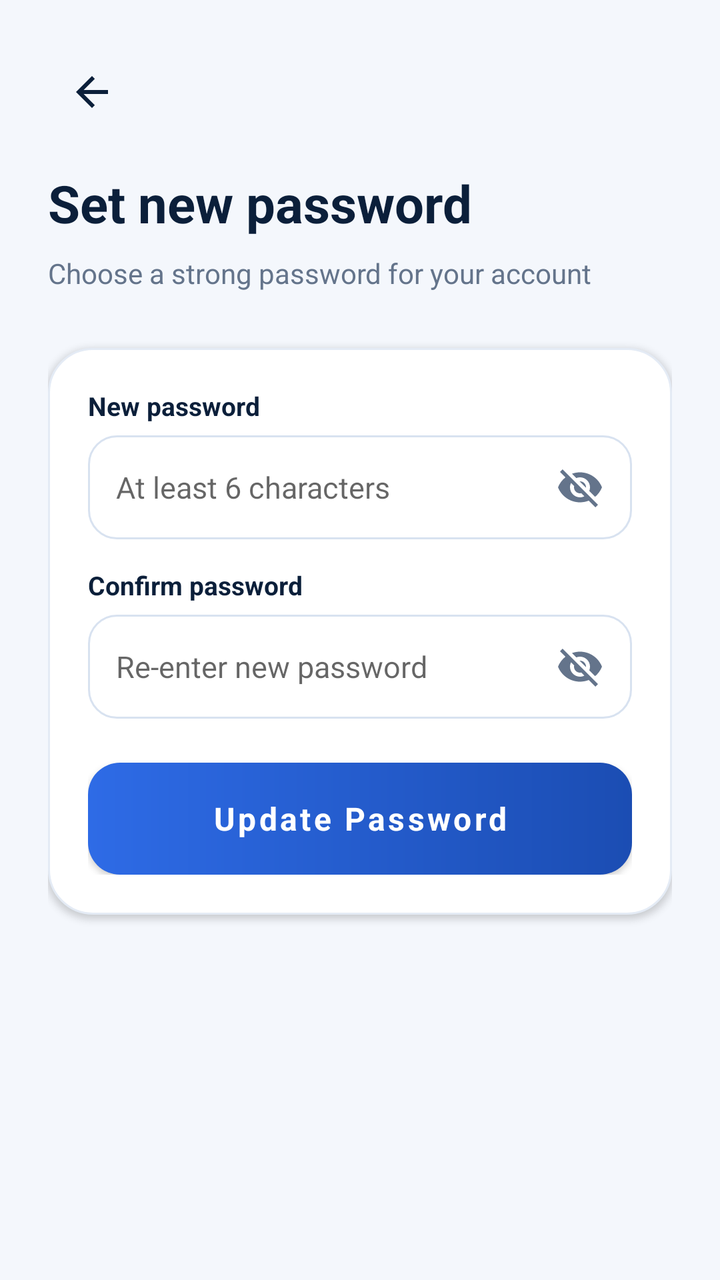
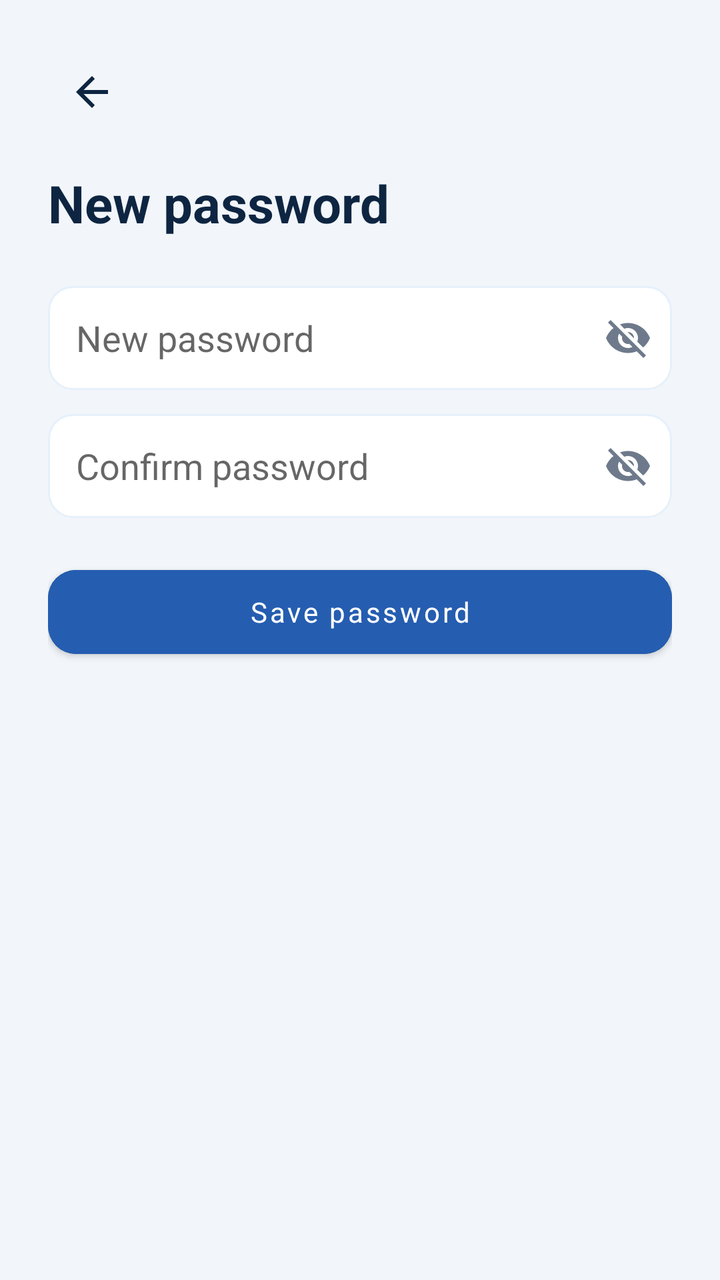

Compare the two renders of this Android layout. The source of the first and the diff that turns it into the second are given below.
<!-- AndroidManifest.xml: application theme Theme.CSUCensus -->
<!-- res/layout/activity_new_password.xml -->
<?xml version="1.0" encoding="utf-8"?>
<ScrollView
    xmlns:android="http://schemas.android.com/apk/res/android"
    xmlns:app="http://schemas.android.com/apk/res-auto"
    android:layout_width="match_parent"
    android:layout_height="match_parent"
    android:background="@color/background"
    android:fillViewport="true"
    android:scrollbars="none"
    >
    <LinearLayout
        android:layout_width="match_parent"
        android:layout_height="wrap_content"
        android:orientation="vertical"
        android:padding="24dp"
        >
        <ImageButton
            android:id="@+id/btnBack"
            android:layout_width="44dp"
            android:layout_height="44dp"
            android:src="@drawable/ic_back"
            android:background="?attr/selectableItemBackgroundBorderless"
            android:contentDescription="Back"
            app:tint="@color/navy" />
        <TextView
            android:layout_width="wrap_content"
            android:layout_height="wrap_content"
            android:text="Set new password"
            android:textSize="26sp"
            android:textStyle="bold"
            android:textColor="@color/navy"
            android:layout_marginTop="16dp" />
        <TextView
            android:layout_width="wrap_content"
            android:layout_height="wrap_content"
            android:text="Choose a strong password for your account"
            android:textColor="@color/muted"
            android:textSize="14sp"
            android:layout_marginTop="8dp" />
        <LinearLayout
            android:layout_width="match_parent"
            android:layout_height="wrap_content"
            android:orientation="vertical"
            android:background="@drawable/bg_card"
            android:padding="20dp"
            android:layout_marginTop="28dp"
            android:elevation="2dp"
            >
            <TextView
                android:layout_width="wrap_content"
                android:layout_height="wrap_content"
                android:text="New password"
                android:textColor="@color/navy"
                android:textStyle="bold"
                android:textSize="13sp" />
            <FrameLayout
                android:layout_width="match_parent"
                android:layout_height="52dp"
                android:layout_marginTop="6dp"
                >
                <EditText
                    android:id="@+id/etNewPassword"
                    android:layout_width="match_parent"
                    android:layout_height="match_parent"
                    android:hint="At least 6 characters"
                    android:inputType="textPassword"
                    android:paddingHorizontal="14dp"
                    android:paddingEnd="48dp"
                    android:background="@drawable/bg_input"
                    android:textColor="@color/navy"
                    android:textSize="15sp" />
                <ImageButton
                    android:id="@+id/btnToggleNew"
                    android:layout_width="44dp"
                    android:layout_height="44dp"
                    android:layout_gravity="end|center_vertical"
                    android:layout_marginEnd="4dp"
                    android:src="@drawable/ic_eye_off"
                    android:background="?attr/selectableItemBackgroundBorderless"
                    android:contentDescription="Toggle password"
                    app:tint="@color/muted" />
            </FrameLayout>
            <TextView
                android:layout_width="wrap_content"
                android:layout_height="wrap_content"
                android:text="Confirm password"
                android:textColor="@color/navy"
                android:textStyle="bold"
                android:textSize="13sp"
                android:layout_marginTop="14dp" />
            <FrameLayout
                android:layout_width="match_parent"
                android:layout_height="52dp"
                android:layout_marginTop="6dp"
                >
                <EditText
                    android:id="@+id/etConfirmPassword"
                    android:layout_width="match_parent"
                    android:layout_height="match_parent"
                    android:hint="Re-enter new password"
                    android:inputType="textPassword"
                    android:paddingHorizontal="14dp"
                    android:paddingEnd="48dp"
                    android:background="@drawable/bg_input"
                    android:textColor="@color/navy"
                    android:textSize="15sp" />
                <ImageButton
                    android:id="@+id/btnToggleConfirm"
                    android:layout_width="44dp"
                    android:layout_height="44dp"
                    android:layout_gravity="end|center_vertical"
                    android:layout_marginEnd="4dp"
                    android:src="@drawable/ic_eye_off"
                    android:background="?attr/selectableItemBackgroundBorderless"
                    android:contentDescription="Toggle password"
                    app:tint="@color/muted" />
            </FrameLayout>
            <com.google.android.material.button.MaterialButton
                android:id="@+id/btnUpdatePassword"
                android:layout_width="match_parent"
                android:layout_height="56dp"
                android:text="Update Password"
                android:textAllCaps="false"
                android:textSize="16sp"
                android:textStyle="bold"
                android:background="@drawable/bg_primary_button"
                app:backgroundTint="@null"
                android:layout_marginTop="22dp"
                app:cornerRadius="16dp" />
        </LinearLayout>
    </LinearLayout>
</ScrollView>
<!-- resources referenced by this layout -->
<resources>
  <color name="background">#F4F7FC</color>
  <color name="muted">#64748B</color>
  <color name="navy">#0B1F3A</color>
  <!-- drawable bg_card (drawable) -->
  <?xml version="1.0" encoding="utf-8"?>
  <shape xmlns:android="http://schemas.android.com/apk/res/android">
      <solid android:color="@color/white" />
      <corners android:radius="22dp" />
      <stroke android:width="1dp" android:color="@color/line" />
  </shape>
  <!-- drawable bg_input (drawable) -->
  <?xml version="1.0" encoding="utf-8"?>
  <selector xmlns:android="http://schemas.android.com/apk/res/android">
      <item android:state_focused="true">
          <shape>
              <solid android:color="@color/white" />
              <corners android:radius="14dp" />
              <stroke android:width="2dp" android:color="@color/blue" />
          </shape>
      </item>
      <item>
          <shape>
              <solid android:color="@color/white" />
              <corners android:radius="14dp" />
              <stroke android:width="1dp" android:color="@color/input_stroke" />
          </shape>
      </item>
  </selector>
  <!-- drawable bg_primary_button (drawable) -->
  <?xml version="1.0" encoding="utf-8"?>
  <ripple xmlns:android="http://schemas.android.com/apk/res/android"
      android:color="#33FFFFFF">
      <item>
          <shape>
              <gradient
                  android:startColor="@color/blue"
                  android:endColor="@color/blue_dark"
                  android:angle="0" />
              <corners android:radius="16dp" />
          </shape>
      </item>
  </ripple>
  <!-- drawable ic_back (drawable) -->
  <?xml version="1.0" encoding="utf-8"?>
  <vector xmlns:android="http://schemas.android.com/apk/res/android"
      android:width="24dp" android:height="24dp"
      android:viewportWidth="24" android:viewportHeight="24">
      <path android:fillColor="#0E2542"
          android:pathData="M20,11H7.83l5.59,-5.59L12,4l-8,8 8,8 1.41,-1.41L7.83,13H20v-2z"/>
  </vector>
  <!-- drawable ic_eye_off (drawable) -->
  <?xml version="1.0" encoding="utf-8"?>
  <vector xmlns:android="http://schemas.android.com/apk/res/android"
      android:width="24dp" android:height="24dp"
      android:viewportWidth="24" android:viewportHeight="24">
      <path android:fillColor="#6E7A8C"
          android:pathData="M12,7c2.76,0 5,2.24 5,5 0,0.65 -0.13,1.26 -0.36,1.83l2.92,2.92c1.51,-1.26 2.7,-2.89 3.43,-4.75 -1.73,-4.39 -6,-7.5 -11,-7.5 -1.4,0 -2.74,0.25 -3.98,0.7l2.16,2.16C10.74,7.13 11.35,7 12,7zM2,4.27l2.28,2.28 0.46,0.46C3.08,8.3 1.78,10.02 1,12c1.73,4.39 6,7.5 11,7.5 1.55,0 3.03,-0.3 4.38,-0.84l0.42,0.42L19.73,22 21,20.73 3.27,3 2,4.27zM7.53,9.8l1.55,1.55c-0.05,0.21 -0.08,0.43 -0.08,0.65 0,1.66 1.34,3 3,3 0.22,0 0.44,-0.03 0.65,-0.08l1.55,1.55c-0.67,0.33 -1.41,0.53 -2.2,0.53 -2.76,0 -5,-2.24 -5,-5 0,-0.79 0.2,-1.53 0.53,-2.2zM11.84,9.02l3.15,3.15 0.02,-0.16c0,-1.66 -1.34,-3 -3,-3l-0.17,0.01z"/>
  </vector>
  <style name="Theme.CSUCensus" parent="Theme.MaterialComponents.DayNight.NoActionBar">
          <item name="colorPrimary">@color/blue</item>
          <item name="colorPrimaryVariant">@color/blue_dark</item>
          <item name="colorSecondary">@color/green</item>
          <item name="colorOnPrimary">@color/white</item>
          <item name="android:fontFamily">sans-serif</item>
          <item name="android:windowLightStatusBar">true</item>
          <item name="android:statusBarColor">@android:color/transparent</item>
          <item name="android:navigationBarColor">@color/white</item>
          <item name="android:windowLightNavigationBar">true</item>
          <item name="android:windowBackground">@color/background</item>
      </style>
  <color name="white">#FFFFFF</color>
  <color name="line">#E4EBF5</color>
  <color name="blue">#2E6BE6</color>
  <color name="input_stroke">#D8E2F0</color>
  <color name="blue_dark">#1B4DB3</color>
  <color name="green">#1FA971</color>
</resources>

<!-- the commit's change to res/layout/activity_new_password.xml (unified diff, before → after) -->
@@ -1,132 +1,82 @@
 <?xml version="1.0" encoding="utf-8"?>
-<ScrollView
-    xmlns:android="http://schemas.android.com/apk/res/android"
+<LinearLayout xmlns:android="http://schemas.android.com/apk/res/android"
     xmlns:app="http://schemas.android.com/apk/res-auto"
     android:layout_width="match_parent"
     android:layout_height="match_parent"
+    android:orientation="vertical"
     android:background="@color/background"
-    android:fillViewport="true"
-    android:scrollbars="none"
-    >
-    <LinearLayout
+    android:padding="24dp">
+    <ImageButton
+        android:id="@+id/btnBack"
+        android:layout_width="44dp"
+        android:layout_height="44dp"
+        android:src="@drawable/ic_back"
+        android:background="?attr/selectableItemBackgroundBorderless"
+        app:tint="@color/navy"
+        android:contentDescription="Back" />
+    <TextView
+        android:layout_width="wrap_content"
+        android:layout_height="wrap_content"
+        android:text="New password"
+        android:textSize="26sp"
+        android:textStyle="bold"
+        android:textColor="@color/navy"
+        android:layout_marginTop="16dp" />
+    <FrameLayout
         android:layout_width="match_parent"
-        android:layout_height="wrap_content"
-        android:orientation="vertical"
-        android:padding="24dp"
-        >
+        android:layout_height="52dp"
+        android:layout_marginTop="24dp">
+        <EditText
+            android:id="@+id/etNewPassword"
+            android:layout_width="match_parent"
+            android:layout_height="match_parent"
+            android:hint="New password"
+            android:inputType="textPassword"
+            android:paddingHorizontal="14dp"
+            android:paddingEnd="48dp"
+            android:background="@drawable/bg_input"
+            android:textColor="@color/navy" />
         <ImageButton
-            android:id="@+id/btnBack"
+            android:id="@+id/btnTogglePassword"
             android:layout_width="44dp"
             android:layout_height="44dp"
-            android:src="@drawable/ic_back"
+            android:layout_gravity="end|center_vertical"
+            android:src="@drawable/ic_eye_off"
             android:background="?attr/selectableItemBackgroundBorderless"
-            android:contentDescription="Back"
-            app:tint="@color/navy" />
-        <TextView
-            android:layout_width="wrap_content"
-            android:layout_height="wrap_content"
-            android:text="Set new password"
-            android:textSize="26sp"
-            android:textStyle="bold"
-            android:textColor="@color/navy"
-            android:layout_marginTop="16dp" />
-        <TextView
-            android:layout_width="wrap_content"
-            android:layout_height="wrap_content"
-            android:text="Choose a strong password for your account"
-            android:textColor="@color/muted"
-            android:textSize="14sp"
-            android:layout_marginTop="8dp" />
-        <LinearLayout
+            app:tint="@color/muted"
+            android:contentDescription="Toggle" />
+    </FrameLayout>
+    <FrameLayout
+        android:layout_width="match_parent"
+        android:layout_height="52dp"
+        android:layout_marginTop="12dp">
+        <EditText
+            android:id="@+id/etConfirmPassword"
             android:layout_width="match_parent"
-            android:layout_height="wrap_content"
-            android:orientation="vertical"
-            android:background="@drawable/bg_card"
-            android:padding="20dp"
-            android:layout_marginTop="28dp"
-            android:elevation="2dp"
-            >
-            <TextView
-                android:layout_width="wrap_content"
-                android:layout_height="wrap_content"
-                android:text="New password"
-                android:textColor="@color/navy"
-                android:textStyle="bold"
-                android:textSize="13sp" />
-            <FrameLayout
-                android:layout_width="match_parent"
-                android:layout_height="52dp"
-                android:layout_marginTop="6dp"
-                >
-                <EditText
-                    android:id="@+id/etNewPassword"
-                    android:layout_width="match_parent"
-                    android:layout_height="match_parent"
-                    android:hint="At least 6 characters"
-                    android:inputType="textPassword"
-                    android:paddingHorizontal="14dp"
-                    android:paddingEnd="48dp"
-                    android:background="@drawable/bg_input"
-                    android:textColor="@color/navy"
-                    android:textSize="15sp" />
-                <ImageButton
-                    android:id="@+id/btnToggleNew"
-                    android:layout_width="44dp"
-                    android:layout_height="44dp"
-                    android:layout_gravity="end|center_vertical"
-                    android:layout_marginEnd="4dp"
-                    android:src="@drawable/ic_eye_off"
-                    android:background="?attr/selectableItemBackgroundBorderless"
-                    android:contentDescription="Toggle password"
-                    app:tint="@color/muted" />
-            </FrameLayout>
-            <TextView
-                android:layout_width="wrap_content"
-                android:layout_height="wrap_content"
-                android:text="Confirm password"
-                android:textColor="@color/navy"
-                android:textStyle="bold"
-                android:textSize="13sp"
-                android:layout_marginTop="14dp" />
-            <FrameLayout
-                android:layout_width="match_parent"
-                android:layout_height="52dp"
-                android:layout_marginTop="6dp"
-                >
-                <EditText
-                    android:id="@+id/etConfirmPassword"
-                    android:layout_width="match_parent"
-                    android:layout_height="match_parent"
-                    android:hint="Re-enter new password"
-                    android:inputType="textPassword"
-                    android:paddingHorizontal="14dp"
-                    android:paddingEnd="48dp"
-                    android:background="@drawable/bg_input"
-                    android:textColor="@color/navy"
-                    android:textSize="15sp" />
-                <ImageButton
-                    android:id="@+id/btnToggleConfirm"
-                    android:layout_width="44dp"
-                    android:layout_height="44dp"
-                    android:layout_gravity="end|center_vertical"
-                    android:layout_marginEnd="4dp"
-                    android:src="@drawable/ic_eye_off"
-                    android:background="?attr/selectableItemBackgroundBorderless"
-                    android:contentDescription="Toggle password"
-                    app:tint="@color/muted" />
-            </FrameLayout>
-            <com.google.android.material.button.MaterialButton
-                android:id="@+id/btnUpdatePassword"
-                android:layout_width="match_parent"
-                android:layout_height="56dp"
-                android:text="Update Password"
-                android:textAllCaps="false"
-                android:textSize="16sp"
-                android:textStyle="bold"
-                android:background="@drawable/bg_primary_button"
-                app:backgroundTint="@null"
-                android:layout_marginTop="22dp"
-                app:cornerRadius="16dp" />
-        </LinearLayout>
-    </LinearLayout>
-</ScrollView>
+            android:layout_height="match_parent"
+            android:hint="Confirm password"
+            android:inputType="textPassword"
+            android:paddingHorizontal="14dp"
+            android:paddingEnd="48dp"
+            android:background="@drawable/bg_input"
+            android:textColor="@color/navy" />
+        <ImageButton
+            android:id="@+id/btnToggleConfirm"
+            android:layout_width="44dp"
+            android:layout_height="44dp"
+            android:layout_gravity="end|center_vertical"
+            android:src="@drawable/ic_eye_off"
+            android:background="?attr/selectableItemBackgroundBorderless"
+            app:tint="@color/muted"
+            android:contentDescription="Toggle" />
+    </FrameLayout>
+    <com.google.android.material.button.MaterialButton
+        android:id="@+id/btnSave"
+        android:layout_width="match_parent"
+        android:layout_height="54dp"
+        android:text="Save password"
+        android:textAllCaps="false"
+        android:backgroundTint="@color/blue"
+        android:layout_marginTop="20dp"
+        app:cornerRadius="14dp" />
+</LinearLayout>
<!-- resource entries referenced after the edit -->
@@ -1,47 +1,15 @@
 <!-- resources referenced by this layout -->
 <resources>
-  <color name="background">#F4F7FC</color>
-  <color name="muted">#64748B</color>
-  <color name="navy">#0B1F3A</color>
-  <!-- drawable bg_card (drawable) -->
+  <color name="background">#F2F6FA</color>
+  <color name="muted">#6E7A8C</color>
+  <color name="navy">#0E2542</color>
+  <!-- drawable bg_input (drawable) -->
   <?xml version="1.0" encoding="utf-8"?>
-  <shape xmlns:android="http://schemas.android.com/apk/res/android">
+  <shape xmlns:android="http://schemas.android.com/apk/res/android" android:shape="rectangle">
       <solid android:color="@color/white" />
-      <corners android:radius="22dp" />
+      <corners android:radius="12dp" />
       <stroke android:width="1dp" android:color="@color/line" />
   </shape>
-  <!-- drawable bg_input (drawable) -->
-  <?xml version="1.0" encoding="utf-8"?>
-  <selector xmlns:android="http://schemas.android.com/apk/res/android">
-      <item android:state_focused="true">
-          <shape>
-              <solid android:color="@color/white" />
-              <corners android:radius="14dp" />
-              <stroke android:width="2dp" android:color="@color/blue" />
-          </shape>
-      </item>
-      <item>
-          <shape>
-              <solid android:color="@color/white" />
-              <corners android:radius="14dp" />
-              <stroke android:width="1dp" android:color="@color/input_stroke" />
-          </shape>
-      </item>
-  </selector>
-  <!-- drawable bg_primary_button (drawable) -->
-  <?xml version="1.0" encoding="utf-8"?>
-  <ripple xmlns:android="http://schemas.android.com/apk/res/android"
-      android:color="#33FFFFFF">
-      <item>
-          <shape>
-              <gradient
-                  android:startColor="@color/blue"
-                  android:endColor="@color/blue_dark"
-                  android:angle="0" />
-              <corners android:radius="16dp" />
-          </shape>
-      </item>
-  </ripple>
   <!-- drawable ic_back (drawable) -->
   <?xml version="1.0" encoding="utf-8"?>
   <vector xmlns:android="http://schemas.android.com/apk/res/android"
@@ -71,10 +39,9 @@
           <item name="android:windowBackground">@color/background</item>
       </style>
   <color name="white">#FFFFFF</color>
-  <color name="line">#E4EBF5</color>
-  <color name="blue">#2E6BE6</color>
-  <color name="input_stroke">#D8E2F0</color>
-  <color name="blue_dark">#1B4DB3</color>
-  <color name="green">#1FA971</color>
+  <color name="line">#E6F0FB</color>
+  <color name="blue">#255DB0</color>
+  <color name="blue_dark">#1E4A8C</color>
+  <color name="green">#2A966B</color>
 </resources>
 
